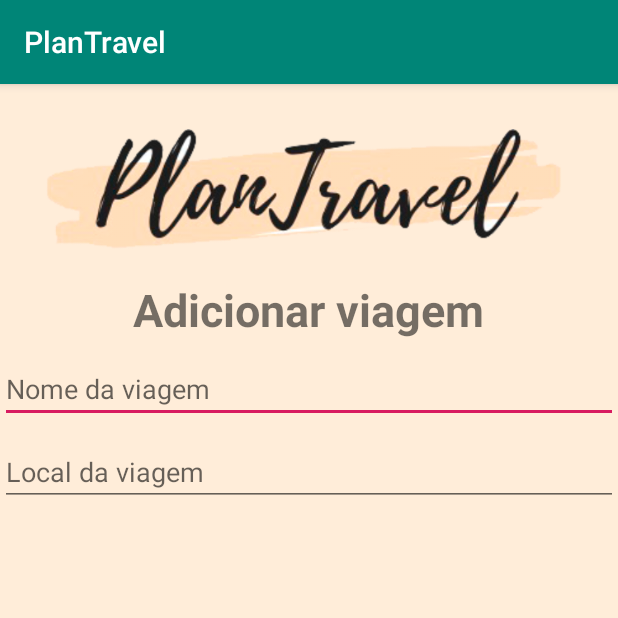
After one commit to didigsegovia/PlanTravel, an Android app: the AdicionarViagem screen opened directly, with no data from a screen before it, on a phone screen of 412 x 824 dp, the top half of it. The commit adds this screen. Run offline under Robolectric (Android 15) with nearby library versions, the phone set to English and light mode, and no system bars.

```diff
--- a/app/src/main/AndroidManifest.xml
+++ b/app/src/main/AndroidManifest.xml
@@ -5,8 +5,11 @@
     <uses-permission android:name="android.permission.ACCESS_FINE_LOCATION" />
     <uses-permission android:name="android.permission.ACCESS_COARSE_LOCATION" />
     <uses-permission android:name="android.permission.INTERNET" />
-    <uses-permission android:name="android.permission.CAMERA"></uses-permission>
-    <uses-feature android:name="android.hardware.camera" android:required="true" />
+    <uses-permission android:name="android.permission.CAMERA" />
+
+    <uses-feature
+        android:name="android.hardware.camera"
+        android:required="true" />
 
     <application
         android:allowBackup="true"
@@ -15,7 +18,8 @@
         android:roundIcon="@mipmap/iconeapp"
         android:supportsRtl="true"
         android:theme="@style/AppTheme">
-        <activity android:name=".AddAmigo"></activity>
+        <activity android:name=".AdicionarViagem"></activity>
+        <activity android:name=".AddAmigo" />
 
         <meta-data
             android:name="com.google.android.geo.API_KEY"
--- /dev/null
+++ b/app/src/main/java/com/example/plantravel/AdicionarViagem.java
@@ -0,0 +1,14 @@
+package com.example.plantravel;
+
+import androidx.appcompat.app.AppCompatActivity;
+
+import android.os.Bundle;
+
+public class AdicionarViagem extends AppCompatActivity {
+
+    @Override
+    protected void onCreate(Bundle savedInstanceState) {
+        super.onCreate(savedInstanceState);
+        setContentView(R.layout.activity_adicionar_viagem);
+    }
+}
--- a/app/src/main/java/com/example/plantravel/MenuLateral.java
+++ b/app/src/main/java/com/example/plantravel/MenuLateral.java
@@ -47,8 +47,9 @@ public class MenuLateral extends AppCompatActivity implements NavigationView.OnN
         fab.setOnClickListener(new View.OnClickListener() {
             @Override
             public void onClick(View view) {
-                Snackbar.make(view, "Replace with your own action", Snackbar.LENGTH_LONG)
+                Snackbar.make(view, "Adicionar viagem", Snackbar.LENGTH_LONG)
                         .setAction("Action", null).show();
+
             }
         });
         drawer = findViewById(R.id.drawer_layout);
--- /dev/null
+++ b/app/src/main/res/layout/activity_adicionar_viagem.xml
@@ -0,0 +1,42 @@
+<?xml version="1.0" encoding="utf-8"?>
+<LinearLayout xmlns:android="http://schemas.android.com/apk/res/android"
+    xmlns:app="http://schemas.android.com/apk/res-auto"
+    xmlns:tools="http://schemas.android.com/tools"
+    android:layout_width="match_parent"
+    android:layout_height="match_parent"
+    android:background="@color/background_basico"
+    android:orientation="vertical"
+    tools:context=".AdicionarViagem">
+
+    <TextView
+        android:layout_width="@dimen/largura_logomenor"
+        android:layout_height="@dimen/altura_logomenor"
+        android:background="@drawable/logomenorsemfundo"
+        android:layout_gravity="center"
+        android:layout_marginTop="30dp"
+        />
+    <TextView
+        android:layout_width="wrap_content"
+        android:layout_height="wrap_content"
+        android:text="Adicionar viagem"
+        android:textStyle="bold"
+        android:textSize="30sp"
+        android:layout_gravity="center_horizontal"
+        android:layout_marginTop="20dp"/>
+    <EditText
+        android:id="@+id/edtViagem"
+        android:layout_width="match_parent"
+        android:layout_height="wrap_content"
+        android:hint="Nome da viagem"
+        android:layout_marginTop="10dp"
+        />
+    <EditText
+        android:id="@+id/edtLocal"
+        android:layout_width="match_parent"
+        android:layout_height="wrap_content"
+        android:hint="Local da viagem"
+        android:layout_marginTop="10dp"/>
+
+
+
+</LinearLayout>
--- a/app/src/main/res/layout/app_bar_menu_lateral.xml
+++ b/app/src/main/res/layout/app_bar_menu_lateral.xml
@@ -28,7 +28,7 @@
         android:layout_height="wrap_content"
         android:layout_gravity="bottom|end"
         android:layout_margin="@dimen/fab_margin"
-        app:backgroundTint="@color/color_fab"
+        app:backgroundTint="#AA0B0B"
         app:srcCompat="@android:drawable/ic_input_add" />
 
 </androidx.coordinatorlayout.widget.CoordinatorLayout>
```
